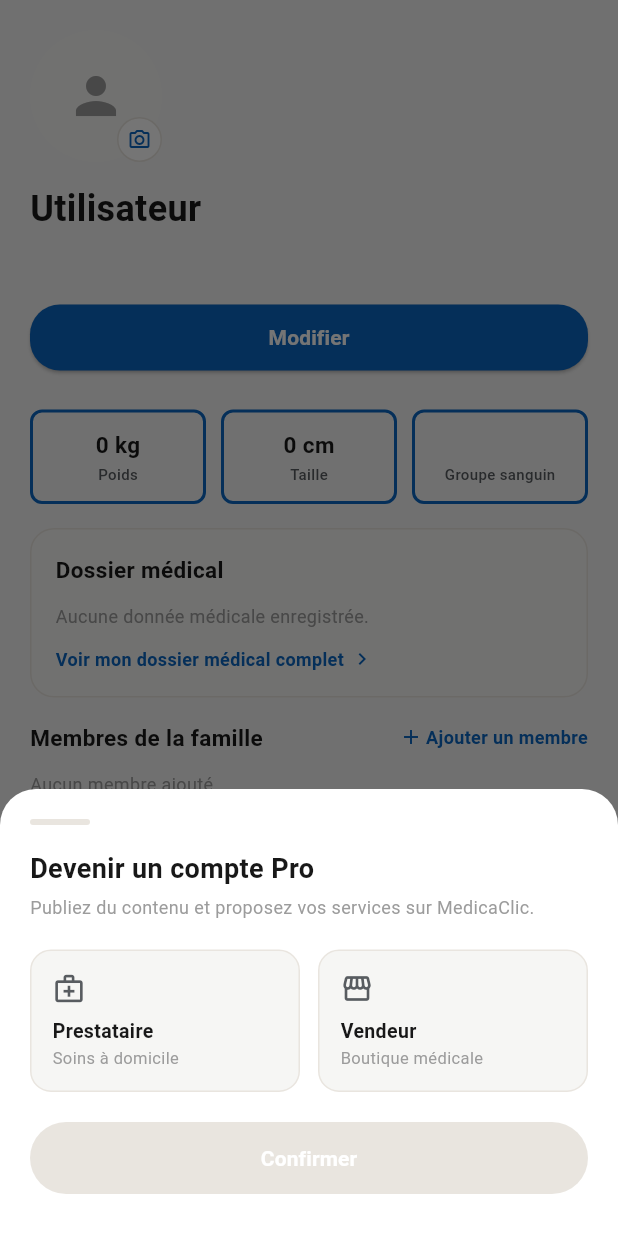
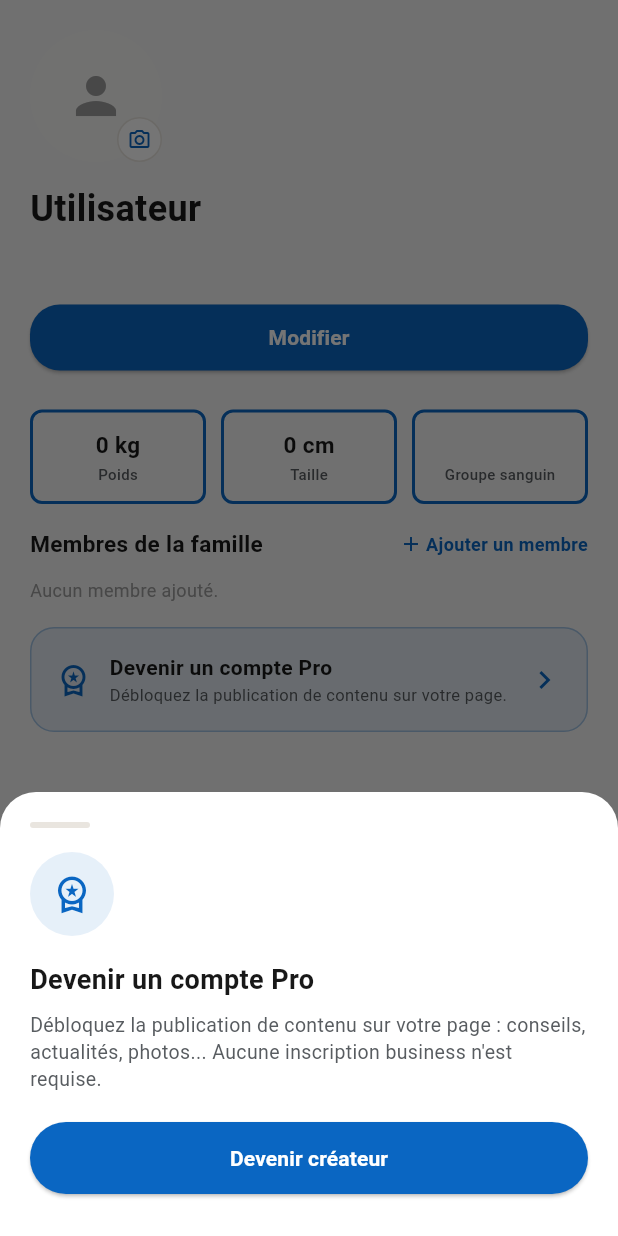
Before and after one commit to pfemoonbou-netizen/medicaclic, a Flutter app: the _ProfileBody widget shown alone on an empty page, opened directly, after a tap on "Devenir un compte Pro", on a phone screen of 412 x 824 dp. Run offline on Flutter 3.47's test engine with Material 3 defaults, Android fonts, the phone set to English and light mode, and no system bars; our stand-ins replace file_picker, flutter_map, geolocator, go_router, image_picker, latlong2 and 2 more; accounts and stored records are empty; network calls fail.

Commit message:
Simplifier Devenir Pro, retirer le dossier medical du profil, ajouter Parametres
- "Devenir un compte Pro" ne demande plus de choisir entre Prestataire
  et Vendeur : il debloque simplement la publication de contenu
  (nouveau flag profiles.is_creator), sans inscription business.
- Retrait de la section "Dossier medical" de la page Profil (les
  comptes prestataire/vendeur crees via l'inscription restent
  inchanges).
- Nouvelle section "Parametres" (Langue, Securite, Accessibilite).
- supabase/creator_flag.sql : colonne is_creator sur profiles. A
  executer apres family_members.sql.

```diff
--- a/lib/providers/profile_provider.dart
+++ b/lib/providers/profile_provider.dart
@@ -52,13 +52,13 @@ class ProfileProvider extends ChangeNotifier {
   String? shopBio;
   double? weightKg;
   double? heightCm;
+  bool isCreator = false;
 
   CareProvider? providerInfo;
-  Map<String, int> medicalCounts = {};
   List<UserPost> posts = [];
   List<FamilyMember> familyMembers = [];
 
-  bool get isPro => role == 'prestataire' || role == 'vendeur';
+  bool get isPro => role == 'prestataire' || role == 'vendeur' || isCreator;
   String get userId => supabase.auth.currentUser!.id;
 
   Future<void> load() async {
@@ -81,6 +81,7 @@ class ProfileProvider extends ChangeNotifier {
       shopBio = profile['shop_bio'] as String?;
       weightKg = (profile['weight_kg'] as num?)?.toDouble();
       heightCm = (profile['height_cm'] as num?)?.toDouble();
+      isCreator = profile['is_creator'] as bool? ?? false;
 
       if (role == 'prestataire') {
         final rows = await supabase.from('home_care_providers').select().eq('user_id', uid).limit(1);
@@ -90,13 +91,6 @@ class ProfileProvider extends ChangeNotifier {
       }
 
       if (role != 'prestataire' && role != 'vendeur') {
-        final records = await supabase.from('medical_records').select('category').eq('user_id', uid);
-        medicalCounts = {};
-        for (final row in (records as List)) {
-          final cat = row['category'] as String;
-          medicalCounts[cat] = (medicalCounts[cat] ?? 0) + 1;
-        }
-
         final memberRows = await supabase.from('family_members').select().eq('user_id', uid).order('created_at');
         familyMembers = (memberRows as List).map((row) => FamilyMember.fromMap(row as Map<String, dynamic>)).toList();
       } else {
@@ -169,26 +163,10 @@ class ProfileProvider extends ChangeNotifier {
     notifyListeners();
   }
 
-  Future<void> becomePrestataire({required String categoryId, required String specialty, required String phone}) async {
-    await supabase.from('profiles').update({'role': 'prestataire'}).eq('id', userId);
-    await supabase.from('home_care_providers').insert({
-      'user_id': userId,
-      'category_id': categoryId,
-      'name': name,
-      'specialty': specialty,
-      'phone': phone,
-    });
-    await load();
-  }
-
-  Future<void> becomeVendeur({required String shopName, required String shopPhone, required String shopBio}) async {
-    await supabase.from('profiles').update({
-      'role': 'vendeur',
-      'shop_name': shopName,
-      'shop_phone': shopPhone,
-      'shop_bio': shopBio,
-    }).eq('id', userId);
-    await load();
+  Future<void> becomeCreator() async {
+    await supabase.from('profiles').update({'is_creator': true}).eq('id', userId);
+    isCreator = true;
+    notifyListeners();
   }
 
   Future<void> addPost({required String content, XFile? image}) async {
--- a/lib/screens/profile/become_pro_sheet.dart
+++ b/lib/screens/profile/become_pro_sheet.dart
@@ -1,9 +1,10 @@
 import 'package:flutter/material.dart';
 import 'package:provider/provider.dart';
-import '../../providers/home_care_provider.dart';
 import '../../providers/profile_provider.dart';
 import 'profile_theme.dart';
 
+/// Debloque simplement la publication de contenu sur la page profil —
+/// aucune inscription business (pas de vendeur / prestataire) requise ici.
 class BecomeProSheet extends StatefulWidget {
   const BecomeProSheet({super.key});
 
@@ -12,29 +13,8 @@ class BecomeProSheet extends StatefulWidget {
 }
 
 class _BecomeProSheetState extends State<BecomeProSheet> {
-  String? _kind; // 'prestataire' | 'vendeur'
-  String? _categoryId;
-  final _specialty = TextEditingController();
-  final _phone = TextEditingController();
-  final _shopName = TextEditingController();
-  final _shopBio = TextEditingController();
   bool _submitting = false;
   String? _error;
-
-  @override
-  void dispose() {
-    _specialty.dispose();
-    _phone.dispose();
-    _shopName.dispose();
-    _shopBio.dispose();
-    super.dispose();
-  }
-
-  bool get _canSubmit {
-    if (_kind == 'prestataire') return _categoryId != null && _specialty.text.trim().isNotEmpty && _phone.text.trim().isNotEmpty;
-    if (_kind == 'vendeur') return _shopName.text.trim().isNotEmpty && _phone.text.trim().isNotEmpty;
-    return false;
-  }
 
   Future<void> _submit() async {
     setState(() {
@@ -42,12 +22,7 @@ class _BecomeProSheetState extends State<BecomeProSheet> {
       _error = null;
     });
     try {
-      final profile = context.read<ProfileProvider>();
-      if (_kind == 'prestataire') {
-        await profile.becomePrestataire(categoryId: _categoryId!, specialty: _specialty.text.trim(), phone: _phone.text.trim());
-      } else {
-        await profile.becomeVendeur(shopName: _shopName.text.trim(), shopPhone: _phone.text.trim(), shopBio: _shopBio.text.trim());
-      }
+      await context.read<ProfileProvider>().becomeCreator();
       if (mounted) Navigator.pop(context);
     } catch (e) {
       setState(() => _error = e.toString());
@@ -58,30 +33,27 @@ class _BecomeProSheetState extends State<BecomeProSheet> {
 
   @override
   Widget build(BuildContext context) {
-    return Padding(
-      padding: EdgeInsets.only(bottom: MediaQuery.of(context).viewInsets.bottom),
-      child: Container(
+    return Container(
       padding: const EdgeInsets.all(20),
       decoration: const BoxDecoration(color: Colors.white, borderRadius: BorderRadius.vertical(top: Radius.circular(24))),
-        child: SingleChildScrollView(
       child: Column(
         mainAxisSize: MainAxisSize.min,
         crossAxisAlignment: CrossAxisAlignment.start,
         children: [
           Container(width: 40, height: 4, margin: const EdgeInsets.only(bottom: 16), decoration: BoxDecoration(color: ProfileColors.border, borderRadius: BorderRadius.circular(2))),
+          Container(
+            width: 56,
+            height: 56,
+            decoration: BoxDecoration(color: ProfileColors.accent.withValues(alpha: 0.1), shape: BoxShape.circle),
+            child: const Icon(Icons.workspace_premium_outlined, color: ProfileColors.accent, size: 28),
+          ),
+          const SizedBox(height: 16),
           const Text('Devenir un compte Pro', style: TextStyle(color: ProfileColors.textPrimary, fontSize: 18, fontWeight: FontWeight.bold)),
-              const SizedBox(height: 4),
-              const Text('Publiez du contenu et proposez vos services sur MedicaClic.', style: TextStyle(color: ProfileColors.textFaint, fontSize: 12)),
-              const SizedBox(height: 20),
-              Row(
-                children: [
-                  Expanded(child: _kindTile('prestataire', Icons.medical_services_outlined, 'Prestataire', 'Soins à domicile')),
-                  const SizedBox(width: 12),
-                  Expanded(child: _kindTile('vendeur', Icons.storefront_outlined, 'Vendeur', 'Boutique médicale')),
-                ],
+          const SizedBox(height: 8),
+          const Text(
+            'Débloquez la publication de contenu sur votre page : conseils, actualités, photos... Aucune inscription business n\'est requise.',
+            style: TextStyle(color: ProfileColors.textSecondary, fontSize: 13, height: 1.4),
           ),
-              if (_kind == 'prestataire') ..._prestataireFields(),
-              if (_kind == 'vendeur') ..._vendeurFields(),
           if (_error != null) ...[
             const SizedBox(height: 12),
             Text(_error!, style: const TextStyle(color: ProfileColors.red, fontSize: 12)),
@@ -91,100 +63,16 @@ class _BecomeProSheetState extends State<BecomeProSheet> {
             width: double.infinity,
             height: 48,
             child: ElevatedButton(
-                  onPressed: (_canSubmit && !_submitting) ? _submit : null,
-                  style: ElevatedButton.styleFrom(backgroundColor: ProfileColors.accent, disabledBackgroundColor: ProfileColors.border, shape: RoundedRectangleBorder(borderRadius: BorderRadius.circular(24))),
+              onPressed: _submitting ? null : _submit,
+              style: ElevatedButton.styleFrom(backgroundColor: ProfileColors.accent, shape: RoundedRectangleBorder(borderRadius: BorderRadius.circular(24))),
               child: _submitting
                   ? const SizedBox(width: 20, height: 20, child: CircularProgressIndicator(strokeWidth: 2, valueColor: AlwaysStoppedAnimation(Colors.white)))
-                      : const Text('Confirmer', style: TextStyle(color: Colors.white, fontWeight: FontWeight.w600)),
+                  : const Text('Devenir créateur', style: TextStyle(color: Colors.white, fontWeight: FontWeight.w600)),
             ),
           ),
           const SizedBox(height: 8),
         ],
       ),
-        ),
-      ),
-    );
-  }
-
-  Widget _kindTile(String kind, IconData icon, String title, String subtitle) {
-    final active = _kind == kind;
-    return GestureDetector(
-      onTap: () => setState(() => _kind = kind),
-      child: Container(
-        padding: const EdgeInsets.all(14),
-        decoration: BoxDecoration(
-          color: active ? ProfileColors.accent.withValues(alpha: 0.08) : ProfileColors.card,
-          borderRadius: BorderRadius.circular(14),
-          border: Border.all(color: active ? ProfileColors.accent : ProfileColors.border),
-        ),
-        child: Column(
-          crossAxisAlignment: CrossAxisAlignment.start,
-          children: [
-            Icon(icon, color: active ? ProfileColors.accent : ProfileColors.textSecondary, size: 22),
-            const SizedBox(height: 8),
-            Text(title, style: TextStyle(color: active ? ProfileColors.accent : ProfileColors.textPrimary, fontWeight: FontWeight.w700, fontSize: 13)),
-            Text(subtitle, style: const TextStyle(color: ProfileColors.textFaint, fontSize: 11)),
-          ],
-        ),
-      ),
-    );
-  }
-
-  List<Widget> _prestataireFields() {
-    final categories = context.watch<HomeCareProvider>().categories;
-    return [
-      const SizedBox(height: 20),
-      const Text('Catégorie', style: TextStyle(color: ProfileColors.textPrimary, fontSize: 13, fontWeight: FontWeight.w700)),
-      const SizedBox(height: 8),
-      DropdownButtonFormField<String>(
-        initialValue: _categoryId,
-        isExpanded: true,
-        decoration: _fieldDecoration(),
-        hint: const Text('Sélectionner une catégorie'),
-        items: categories.map((c) => DropdownMenuItem(value: c.id, child: Text(c.name))).toList(),
-        onChanged: (v) => setState(() => _categoryId = v),
-      ),
-      const SizedBox(height: 14),
-      _textField(_specialty, 'Spécialité', 'ex: Médecin généraliste'),
-      const SizedBox(height: 14),
-      _textField(_phone, 'Téléphone', 'ex: 0555000000', keyboardType: TextInputType.phone),
-    ];
-  }
-
-  List<Widget> _vendeurFields() {
-    return [
-      const SizedBox(height: 20),
-      _textField(_shopName, 'Nom de la boutique', 'ex: Pharmacie Centrale'),
-      const SizedBox(height: 14),
-      _textField(_phone, 'Téléphone', 'ex: 0555000000', keyboardType: TextInputType.phone),
-      const SizedBox(height: 14),
-      _textField(_shopBio, 'Description (optionnel)', 'Présentez votre boutique...', maxLines: 3),
-    ];
-  }
-
-  Widget _textField(TextEditingController controller, String label, String hint, {int maxLines = 1, TextInputType? keyboardType}) {
-    return Column(
-      crossAxisAlignment: CrossAxisAlignment.start,
-      children: [
-        Text(label, style: const TextStyle(color: ProfileColors.textPrimary, fontSize: 13, fontWeight: FontWeight.w700)),
-        const SizedBox(height: 8),
-        TextField(
-          controller: controller,
-          maxLines: maxLines,
-          keyboardType: keyboardType,
-          onChanged: (_) => setState(() {}),
-          decoration: _fieldDecoration().copyWith(hintText: hint),
-        ),
-      ],
-    );
-  }
-
-  InputDecoration _fieldDecoration() {
-    return InputDecoration(
-      filled: true,
-      fillColor: ProfileColors.card,
-      border: OutlineInputBorder(borderRadius: BorderRadius.circular(12), borderSide: const BorderSide(color: ProfileColors.border)),
-      focusedBorder: OutlineInputBorder(borderRadius: BorderRadius.circular(12), borderSide: const BorderSide(color: ProfileColors.accent)),
     );
   }
 }
--- a/lib/screens/profile/profile_screen.dart
+++ b/lib/screens/profile/profile_screen.dart
@@ -2,9 +2,7 @@ import 'package:flutter/material.dart';
 import 'package:go_router/go_router.dart';
 import 'package:provider/provider.dart';
 import '../../providers/auth_provider.dart';
-import '../../providers/home_care_provider.dart';
 import '../../providers/profile_provider.dart';
-import '../medical/medical_record_screen.dart';
 import '../premium/premium_screen.dart';
 import 'add_family_member_sheet.dart';
 import 'add_post_sheet.dart';
@@ -13,16 +11,6 @@ import 'edit_profile_sheet.dart';
 import 'profile_theme.dart';
 
 const _bloodTypes = ['O+', 'O-', 'A+', 'A-', 'B+', 'B-', 'AB+', 'AB-'];
-
-const _medicalCategoryLabels = {
-  'allergies': 'Allergies',
-  'family_history': 'Antécédents familiaux',
-  'diagnoses': 'Diagnostics',
-  'treatment': 'Traitement',
-  'symptoms': 'Symptômes',
-  'lab_tests': 'Analyses',
-  'imaging': 'Scanner / Imagerie',
-};
 
 class ProfileScreen extends StatelessWidget {
   const ProfileScreen({super.key});
@@ -102,15 +90,8 @@ class _ProfileBody extends StatelessWidget {
     final provider = context.read<ProfileProvider>();
     showModalBottomSheet(
       context: context,
-      isScrollControlled: true,
       backgroundColor: Colors.transparent,
-      builder: (_) => MultiProvider(
-        providers: [
-          ChangeNotifierProvider.value(value: provider),
-          ChangeNotifierProvider(create: (_) => HomeCareProvider()),
-        ],
-        child: const BecomeProSheet(),
-      ),
+      builder: (_) => ChangeNotifierProvider.value(value: provider, child: const BecomeProSheet()),
     );
   }
 
@@ -204,6 +185,8 @@ class _ProfileBody extends StatelessWidget {
             const SizedBox(height: 20),
             if (profile.isPro) _publicationsSection(context, profile),
             const SizedBox(height: 20),
+            _settingsSection(context),
+            const SizedBox(height: 20),
             GestureDetector(
               onTap: () => Navigator.push(context, MaterialPageRoute(builder: (_) => const PremiumScreen())),
               child: Container(
@@ -288,38 +271,6 @@ class _ProfileBody extends StatelessWidget {
           ],
         ),
         const SizedBox(height: 16),
-        _sectionCard(
-          title: 'Dossier médical',
-          children: [
-            if (profile.medicalCounts.isEmpty)
-              const Text('Aucune donnée médicale enregistrée.', style: TextStyle(color: ProfileColors.textFaint, fontSize: 12))
-            else
-              Wrap(
-                spacing: 8,
-                runSpacing: 8,
-                children: profile.medicalCounts.entries.map((e) {
-                  return Container(
-                    padding: const EdgeInsets.symmetric(horizontal: 10, vertical: 6),
-                    decoration: BoxDecoration(color: Colors.white, borderRadius: BorderRadius.circular(20), border: Border.all(color: ProfileColors.border)),
-                    child: Text('${_medicalCategoryLabels[e.key] ?? e.key} · ${e.value}', style: const TextStyle(color: ProfileColors.textSecondary, fontSize: 11, fontWeight: FontWeight.w600)),
-                  );
-                }).toList(),
-              ),
-            const SizedBox(height: 12),
-            GestureDetector(
-              onTap: () => Navigator.push(context, MaterialPageRoute(builder: (_) => const MedicalRecordScreen())),
-              child: const Row(
-                mainAxisSize: MainAxisSize.min,
-                children: [
-                  Text('Voir mon dossier médical complet', style: TextStyle(color: ProfileColors.accent, fontSize: 12, fontWeight: FontWeight.w600)),
-                  SizedBox(width: 4),
-                  Icon(Icons.chevron_right, color: ProfileColors.accent, size: 16),
-                ],
-              ),
-            ),
-          ],
-        ),
-        const SizedBox(height: 16),
         _familyMembersSection(context, profile),
         const SizedBox(height: 16),
         GestureDetector(
@@ -336,7 +287,7 @@ class _ProfileBody extends StatelessWidget {
                     crossAxisAlignment: CrossAxisAlignment.start,
                     children: [
                       Text('Devenir un compte Pro', style: TextStyle(color: ProfileColors.textPrimary, fontSize: 14, fontWeight: FontWeight.w700)),
-                      Text('Proposez vos services et publiez sur votre page.', style: TextStyle(color: ProfileColors.textSecondary, fontSize: 11)),
+                      Text('Débloquez la publication de contenu sur votre page.', style: TextStyle(color: ProfileColors.textSecondary, fontSize: 11)),
                     ],
                   ),
                 ),
@@ -527,6 +478,33 @@ class _ProfileBody extends StatelessWidget {
     );
   }
 
+  Widget _settingsSection(BuildContext context) {
+    return _sectionCard(
+      title: 'Paramètres',
+      children: [
+        _settingsRow(context, Icons.language_outlined, 'Langue'),
+        const Divider(height: 20, color: ProfileColors.border),
+        _settingsRow(context, Icons.security_outlined, 'Sécurité'),
+        const Divider(height: 20, color: ProfileColors.border),
+        _settingsRow(context, Icons.accessibility_new_outlined, 'Accessibilité'),
+      ],
+    );
+  }
+
+  Widget _settingsRow(BuildContext context, IconData icon, String label) {
+    return GestureDetector(
+      onTap: () => ScaffoldMessenger.of(context).showSnackBar(SnackBar(content: Text('$label — bientôt disponible'))),
+      child: Row(
+        children: [
+          Icon(icon, color: ProfileColors.accent, size: 18),
+          const SizedBox(width: 10),
+          Expanded(child: Text(label, style: const TextStyle(color: ProfileColors.textPrimary, fontSize: 13, fontWeight: FontWeight.w600))),
+          const Icon(Icons.chevron_right, color: ProfileColors.textFaint, size: 18),
+        ],
+      ),
+    );
+  }
+
   Widget _publicationsSection(BuildContext context, ProfileProvider profile) {
     return Column(
       crossAxisAlignment: CrossAxisAlignment.start,
```
Also changed, not shown: 1 other file. Lines whose indentation alone changed are shown as unchanged.
